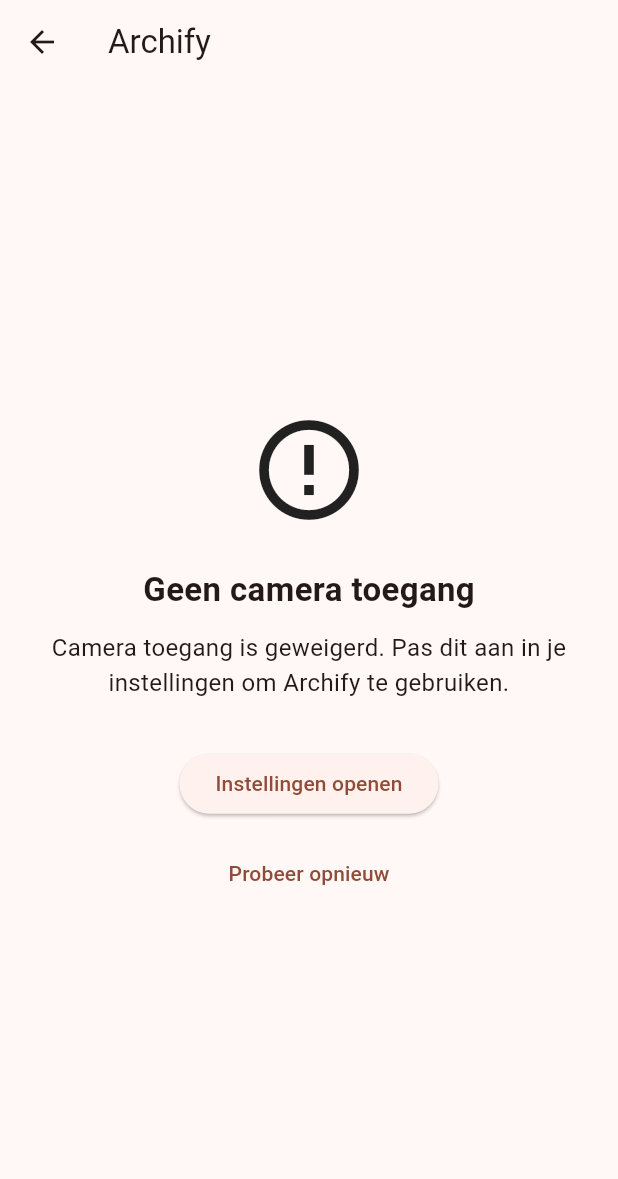
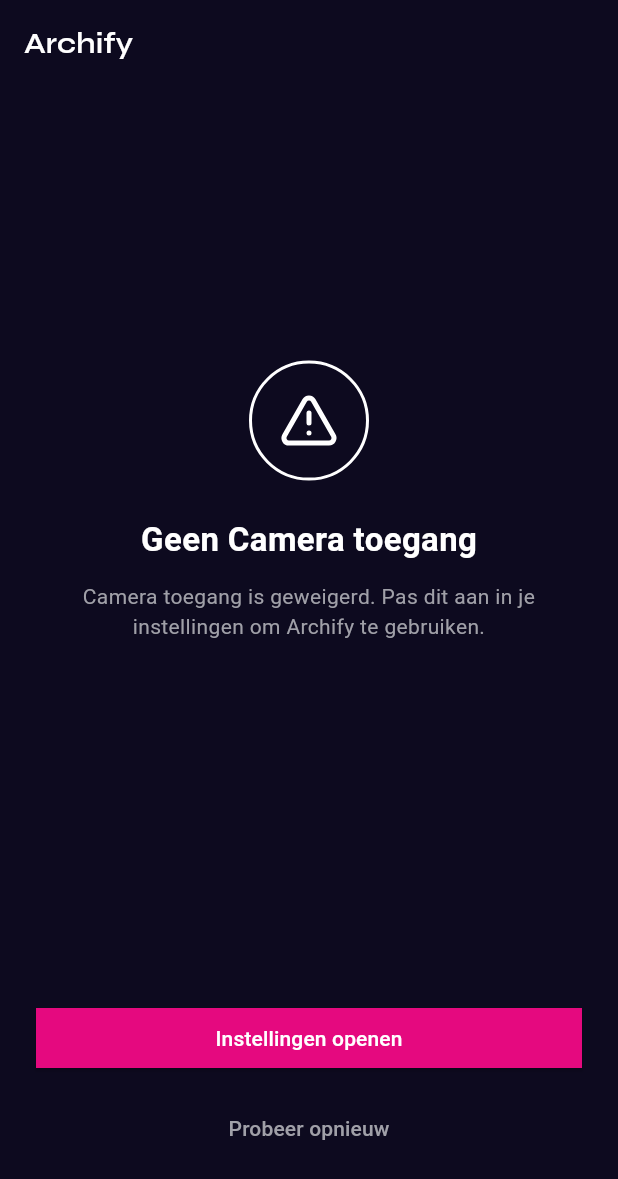
Before and after one commit to archify-drawtool/mobileApp, a Flutter app: the CameraDeniedScreen screen opened directly, on a phone screen of 412 x 824 dp. Shown: the top 1179 px of the screen. Run offline on Flutter 3.47's test engine with Material 3 defaults, Android fonts, the phone set to English and light mode, and no system bars; our stand-ins replace camera, google_fonts, image_picker, lucide_icons; missing offline and left inert: app_settings.

Commit message:
Add AppTheme and UI refinements
Introduce a centralized AppTheme (colors, appbar, button styles, Google Fonts) and switch the app to use it instead of inline ThemeData.
Wire lucide_icons throughout the camera, permission, denied and preview screens and apply consistent colors/spacing. Add gallery-pick support and refactor camera logic (ImagePicker field, _onTakePhoto and _onPickFromGallery handlers) and improve preview/confirmation UI.
Update pubspec.yaml to include lucide_icons and google_fonts.

```diff
--- a/lib/main.dart
+++ b/lib/main.dart
@@ -1,5 +1,6 @@
 import 'package:flutter/material.dart';
 import 'package:archify_app/screens/camera_permission_screen.dart';
+import 'package:archify_app/theme/app_theme.dart';
 
 void main() {
   runApp(const ArchifyApp());
@@ -12,10 +13,7 @@
   Widget build(BuildContext context) {
     return MaterialApp(
       title: 'Archify',
-      theme: ThemeData(
-        colorScheme: ColorScheme.fromSeed(seedColor: Colors.deepOrange),
-        useMaterial3: true,
-      ),
+      theme: AppTheme.theme,
       home: const CameraPermissionScreen(),
     );
   }
--- a/lib/screens/camera_denied_screen.dart
+++ b/lib/screens/camera_denied_screen.dart
@@ -1,6 +1,8 @@
 import 'package:flutter/material.dart';
 import 'package:app_settings/app_settings.dart';
+import 'package:lucide_icons/lucide_icons.dart';
 import 'package:archify_app/screens/camera_permission_screen.dart';
+import 'package:archify_app/theme/app_theme.dart';
 
 class CameraDeniedScreen extends StatelessWidget {
   const CameraDeniedScreen({super.key});
@@ -8,29 +10,53 @@
   @override
   Widget build(BuildContext context) {
     return Scaffold(
-      appBar: AppBar(title: const Text('Archify')),
-      body: Center(
-        child: Padding(
+      appBar: AppBar(
+        title: const Text('Archify'),
+        automaticallyImplyLeading: false,
+      ),
+      body: Padding(
         padding: const EdgeInsets.all(24.0),
         child: Column(
-            mainAxisAlignment: MainAxisAlignment.center,
           children: [
-              const Icon(Icons.error_outline, size: 80),
+            const Spacer(flex: 2),
+            Container(
+              width: 80,
+              height: 80,
+              decoration: BoxDecoration(
+                shape: BoxShape.circle,
+                border: Border.all(color: AppColors.white, width: 2),
+              ),
+              child: const Icon(
+                LucideIcons.alertTriangle,
+                color: AppColors.white,
+                size: 40,
+              ),
+            ),
             const SizedBox(height: 24),
             const Text(
-                'Geen camera toegang',
-                style: TextStyle(fontSize: 22, fontWeight: FontWeight.bold),
+              'Geen Camera toegang',
+              style: TextStyle(
+                color: AppColors.white,
+                fontSize: 22,
+                fontWeight: FontWeight.w700,
+              ),
             ),
             const SizedBox(height: 12),
-              const Text(
+            Text(
               'Camera toegang is geweigerd. Pas dit aan in je instellingen om Archify te gebruiken.',
               textAlign: TextAlign.center,
-                style: TextStyle(fontSize: 16),
+              style: TextStyle(
+                color: AppColors.grey,
+                fontSize: 14,
               ),
-              const SizedBox(height: 32),
-              ElevatedButton(
+            ),
+            const Spacer(flex: 3),
+            SizedBox(
+              width: double.infinity,
+              child: ElevatedButton(
                 onPressed: () => AppSettings.openAppSettings(),
                 child: const Text('Instellingen openen'),
+              ),
             ),
             const SizedBox(height: 12),
             TextButton(
@@ -44,8 +70,8 @@
               },
               child: const Text('Probeer opnieuw'),
             ),
+            const SizedBox(height: 24),
           ],
-          ),
         ),
       ),
     );
--- a/pubspec.yaml
+++ b/pubspec.yaml
@@ -38,6 +38,8 @@
   image_picker: ^1.2.1
   camera: ^0.12.0
   app_settings: ^7.0.0
+  lucide_icons: ^0.257.0
+  google_fonts: ^8.0.2
 
 dev_dependencies:
   flutter_test:
```
Also changed, not shown: lib/screens/camera_permission_screen.dart (+25 -7 lines), lib/screens/camera_screen.dart (+98 -44 lines), lib/screens/photo_preview_screen.dart (+43 -18 lines), lib/theme/app_theme.dart (added, +54 -0 lines), pubspec.lock. Lines whose indentation alone changed are shown as unchanged.
